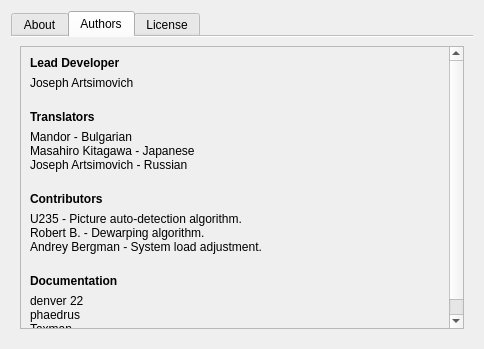
Above: ui/AboutDialog.ui from ImageProcessing-ElectronicPublications/scantailor-deviant before the change. Below: the same form after it.
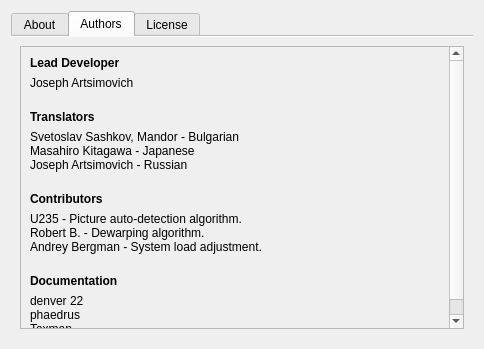
That is the form after the change. The open tabs and pages were chosen to show the change. Icons and pictures are not drawn.

Commit message: Corrections to the About dialog.

The edit to the form file:
```diff
--- a/ui/AboutDialog.ui
+++ b/ui/AboutDialog.ui
@@ -133,7 +133,7 @@
            <item>
             <widget class="QLabel" name="label_8">
              <property name="text">
-              <string>Mandor - Bulgarian
+              <string>Svetoslav Sashkov, Mandor - Bulgarian
 Masahiro Kitagawa - Japanese
 Joseph Artsimovich - Russian
 </string>
```
Left out of the diff: 1 changed line with no effect on the pictures. The commit also changes 4 other files.
